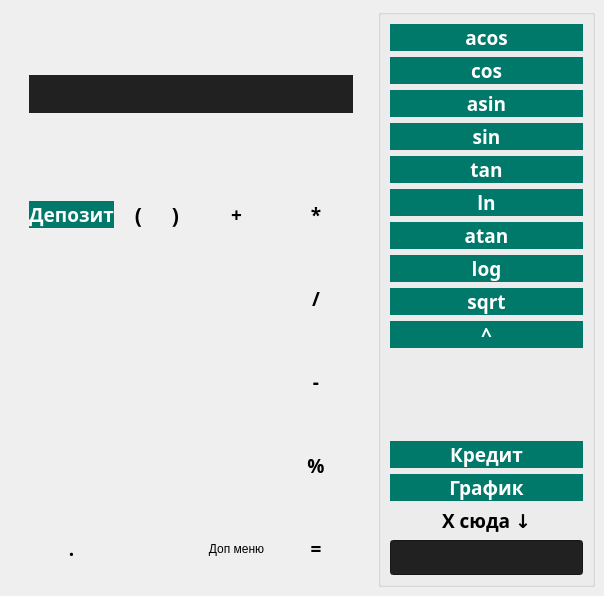
ElectricEnchanter/Calculator_v1.0, file src/calculator/mainwindow.ui: the form before one commit.
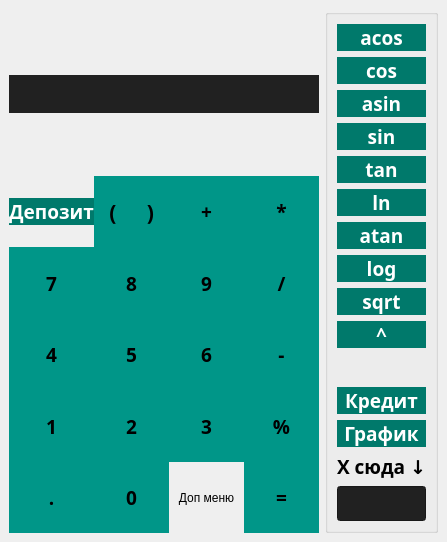
The form after the commit. Icons and pictures are not drawn.

The edit to the form file:
```diff
--- a/src/calculator/mainwindow.ui
+++ b/src/calculator/mainwindow.ui
@@ -9,10 +9,23 @@
    <rect>
     <x>0</x>
     <y>0</y>
-    <width>604</width>
-    <height>596</height>
+    <width>436</width>
+    <height>520</height>
    </rect>
   </property>
+  <property name="sizePolicy">
+   <sizepolicy hsizetype="Expanding" vsizetype="Expanding">
+    <horstretch>0</horstretch>
+    <verstretch>0</verstretch>
+   </sizepolicy>
+  </property>
+  <property name="font">
+   <font>
+    <family>PT Sans Caption</family>
+    <pointsize>14</pointsize>
+    <bold>true</bold>
+   </font>
+  </property>
   <property name="windowTitle">
    <string>MainWindow</string>
   </property>
@@ -41,23 +54,10 @@
 </string>
   </property>
   <widget class="QWidget" name="centralwidget">
-   <layout class="QHBoxLayout" name="horizontalLayout_2" stretch="0,3,0,0">
-    <item>
-     <spacer name="horizontalSpacer">
-      <property name="orientation">
-       <enum>Qt::Horizontal</enum>
-      </property>
-      <property name="sizeType">
-       <enum>QSizePolicy::Minimum</enum>
-      </property>
-      <property name="sizeHint" stdset="0">
-       <size>
-        <width>20</width>
-        <height>20</height>
-       </size>
-      </property>
-     </spacer>
-    </item>
+   <layout class="QHBoxLayout" name="horizontalLayout_2" stretch="3,0">
+    <property name="spacing">
+     <number>-1</number>
+    </property>
     <item>
      <layout class="QVBoxLayout" name="verticalLayout_9" stretch="0,0,0,3">
       <item>
@@ -159,6 +159,9 @@
         <property name="sizeConstraint">
          <enum>QLayout::SetFixedSize</enum>
         </property>
+        <property name="spacing">
+         <number>0</number>
+        </property>
         <item row="3" column="0">
          <widget class="QPushButton" name="one">
           <property name="sizePolicy">
@@ -177,14 +180,10 @@
            </font>
           </property>
           <property name="styleSheet">
-           <string notr="true"/>
+           <string notr="true">background-color:#009688</string>
           </property>
           <property name="text">
-           <string/>
-          </property>
-          <property name="icon">
-           <iconset resource="../../assets/icons/icons.qrc">
-            <normaloff>:/buttons/1.jpeg</normaloff>:/buttons/1.jpeg</iconset>
+           <string>1</string>
           </property>
           <property name="iconSize">
            <size>
@@ -215,14 +214,10 @@
            </font>
           </property>
           <property name="styleSheet">
-           <string notr="true"/>
+           <string notr="true">background-color:#009688</string>
           </property>
           <property name="text">
-           <string/>
-          </property>
-          <property name="icon">
-           <iconset resource="../../assets/icons/icons.qrc">
-            <normaloff>:/buttons/2.jpeg</normaloff>:/buttons/2.jpeg</iconset>
+           <string>2</string>
           </property>
           <property name="iconSize">
            <size>
@@ -253,14 +248,10 @@
            </font>
           </property>
           <property name="styleSheet">
-           <string notr="true"/>
+           <string notr="true">background-color:#009688</string>
           </property>
           <property name="text">
-           <string/>
-          </property>
-          <property name="icon">
-           <iconset resource="../../assets/icons/icons.qrc">
-            <normaloff>:/buttons/8.jpeg</normaloff>:/buttons/8.jpeg</iconset>
+           <string>8</string>
           </property>
           <property name="iconSize">
            <size>
@@ -281,6 +272,18 @@
             <verstretch>0</verstretch>
            </sizepolicy>
           </property>
+          <property name="minimumSize">
+           <size>
+            <width>0</width>
+            <height>0</height>
+           </size>
+          </property>
+          <property name="maximumSize">
+           <size>
+            <width>16777215</width>
+            <height>16777215</height>
+           </size>
+          </property>
           <property name="font">
            <font>
             <family>PT Sans Caption</family>
@@ -291,7 +294,7 @@
            </font>
           </property>
           <property name="styleSheet">
-           <string notr="true"/>
+           <string notr="true">background-color:#009688</string>
           </property>
           <property name="text">
            <string>*</string>
@@ -325,14 +328,10 @@
            </font>
           </property>
           <property name="styleSheet">
-           <string notr="true"/>
+           <string notr="true">background-color:#009688</string>
           </property>
           <property name="text">
-           <string/>
-          </property>
-          <property name="icon">
-           <iconset resource="../../assets/icons/icons.qrc">
-            <normaloff>:/buttons/6.jpeg</normaloff>:/buttons/6.jpeg</iconset>
+           <string>6</string>
           </property>
           <property name="iconSize">
            <size>
@@ -363,7 +362,7 @@
            </font>
           </property>
           <property name="styleSheet">
-           <string notr="true"/>
+           <string notr="true">background-color:#009688</string>
           </property>
           <property name="text">
            <string>-</string>
@@ -397,14 +396,10 @@
            </font>
           </property>
           <property name="styleSheet">
-           <string notr="true"/>
+           <string notr="true">background-color:#009688</string>
           </property>
           <property name="text">
-           <string/>
-          </property>
-          <property name="icon">
-           <iconset resource="../../assets/icons/icons.qrc">
-            <normaloff>:/buttons/3.jpeg</normaloff>:/buttons/3.jpeg</iconset>
+           <string>3</string>
           </property>
           <property name="iconSize">
            <size>
@@ -435,7 +430,7 @@
            </font>
           </property>
           <property name="styleSheet">
-           <string notr="true"/>
+           <string notr="true">background-color:#009688</string>
           </property>
           <property name="text">
            <string>%</string>
@@ -469,7 +464,7 @@
            </font>
           </property>
           <property name="styleSheet">
-           <string notr="true"/>
+           <string notr="true">background-color:#009688</string>
           </property>
           <property name="text">
            <string>/</string>
@@ -503,14 +498,10 @@
            </font>
           </property>
           <property name="styleSheet">
-           <string notr="true"/>
+           <string notr="true">background-color:#009688</string>
           </property>
           <property name="text">
-           <string/>
-          </property>
-          <property name="icon">
-           <iconset resource="../../assets/icons/icons.qrc">
-            <normaloff>:/buttons/5.jpeg</normaloff>:/buttons/5.jpeg</iconset>
+           <string>5</string>
           </property>
           <property name="iconSize">
            <size>
@@ -541,14 +532,10 @@
            </font>
           </property>
           <property name="styleSheet">
-           <string notr="true"/>
+           <string notr="true">background-color:#009688</string>
           </property>
           <property name="text">
-           <string/>
-          </property>
-          <property name="icon">
-           <iconset resource="../../assets/icons/icons.qrc">
-            <normaloff>:/buttons/9.jpeg</normaloff>:/buttons/9.jpeg</iconset>
+           <string>9</string>
           </property>
           <property name="iconSize">
            <size>
@@ -579,14 +566,10 @@
            </font>
           </property>
           <property name="styleSheet">
-           <string notr="true"/>
+           <string notr="true">background-color:#009688</string>
           </property>
           <property name="text">
-           <string/>
-          </property>
-          <property name="icon">
-           <iconset resource="../../assets/icons/icons.qrc">
-            <normaloff>:/buttons/0.jpeg</normaloff>:/buttons/0.jpeg</iconset>
+           <string>0</string>
           </property>
           <property name="iconSize">
            <size>
@@ -639,14 +622,10 @@
            </font>
           </property>
           <property name="styleSheet">
-           <string notr="true"/>
+           <string notr="true">background-color:#009688</string>
           </property>
           <property name="text">
-           <string/>
-          </property>
-          <property name="icon">
-           <iconset resource="../../assets/icons/icons.qrc">
-            <normaloff>:/buttons/4.jpeg</normaloff>:/buttons/4.jpeg</iconset>
+           <string>4</string>
           </property>
           <property name="iconSize">
            <size>
@@ -677,7 +656,7 @@
            </font>
           </property>
           <property name="styleSheet">
-           <string notr="true"/>
+           <string notr="true">background-color:#009688</string>
           </property>
           <property name="text">
            <string>=</string>
@@ -725,7 +704,7 @@
              </font>
             </property>
             <property name="styleSheet">
-             <string notr="true"/>
+             <string notr="true">background-color:#009688</string>
             </property>
             <property name="text">
              <string>(</string>
@@ -756,7 +735,7 @@
              </font>
             </property>
             <property name="styleSheet">
-             <string notr="true"/>
+             <string notr="true">background-color:#009688</string>
             </property>
             <property name="text">
              <string>)</string>
@@ -789,14 +768,10 @@
            </font>
           </property>
           <property name="styleSheet">
-           <string notr="true"/>
+           <string notr="true">background-color:#009688</string>
           </property>
           <property name="text">
-           <string/>
-          </property>
-          <property name="icon">
-           <iconset resource="../../assets/icons/icons.qrc">
-            <normaloff>:/buttons/7.jpeg</normaloff>:/buttons/7.jpeg</iconset>
+           <string>7</string>
           </property>
           <property name="iconSize">
            <size>
@@ -827,7 +802,7 @@
            </font>
           </property>
           <property name="styleSheet">
-           <string notr="true"/>
+           <string notr="true">background-color:#009688</string>
           </property>
           <property name="text">
            <string>.</string>
@@ -861,7 +836,7 @@
            </font>
           </property>
           <property name="styleSheet">
-           <string notr="true"/>
+           <string notr="true">background-color:#009688</string>
           </property>
           <property name="text">
            <string>+</string>
@@ -907,28 +882,15 @@
       </item>
      </layout>
     </item>
-    <item>
-     <spacer name="horizontalSpacer_3">
-      <property name="orientation">
-       <enum>Qt::Horizontal</enum>
-      </property>
-      <property name="sizeType">
-       <enum>QSizePolicy::Fixed</enum>
-      </property>
-      <property name="sizeHint" stdset="0">
-       <size>
-        <width>19</width>
-        <height>20</height>
-       </size>
-      </property>
-     </spacer>
-    </item>
     <item>
      <widget class="QGroupBox" name="groupBox">
       <property name="title">
        <string/>
       </property>
       <layout class="QVBoxLayout" name="verticalLayout" stretch="0,0,0,0,0,0,0,0,0,0,0,0,0,2,0">
+       <property name="spacing">
+        <number>-1</number>
+       </property>
        <item>
         <widget class="QPushButton" name="acos">
          <property name="font">
```
